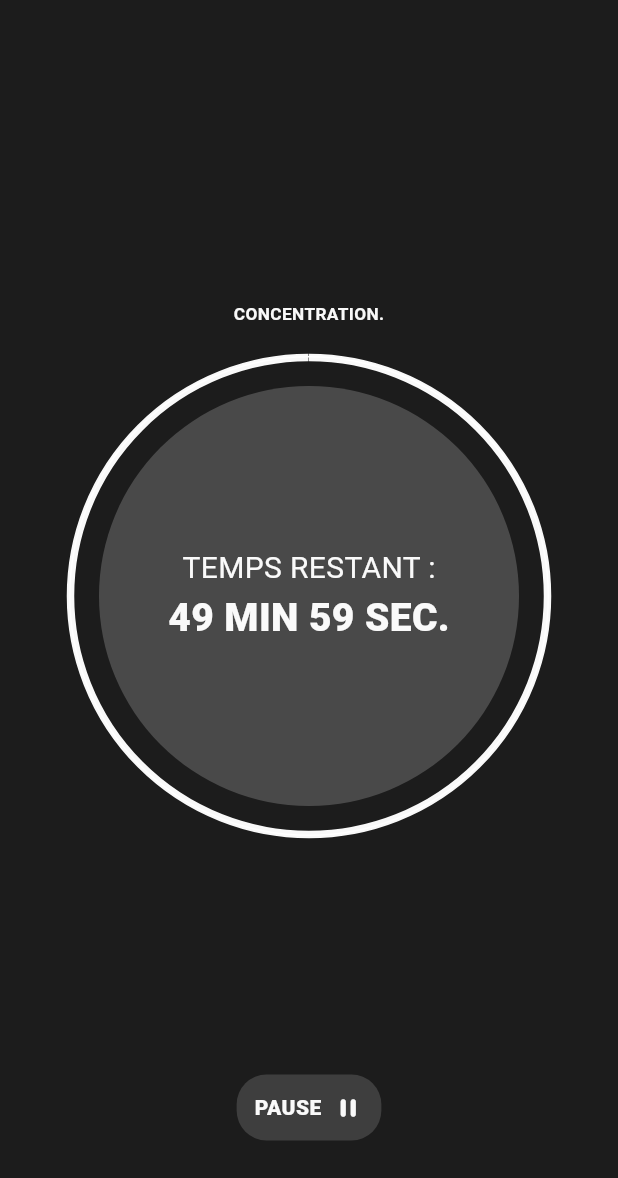
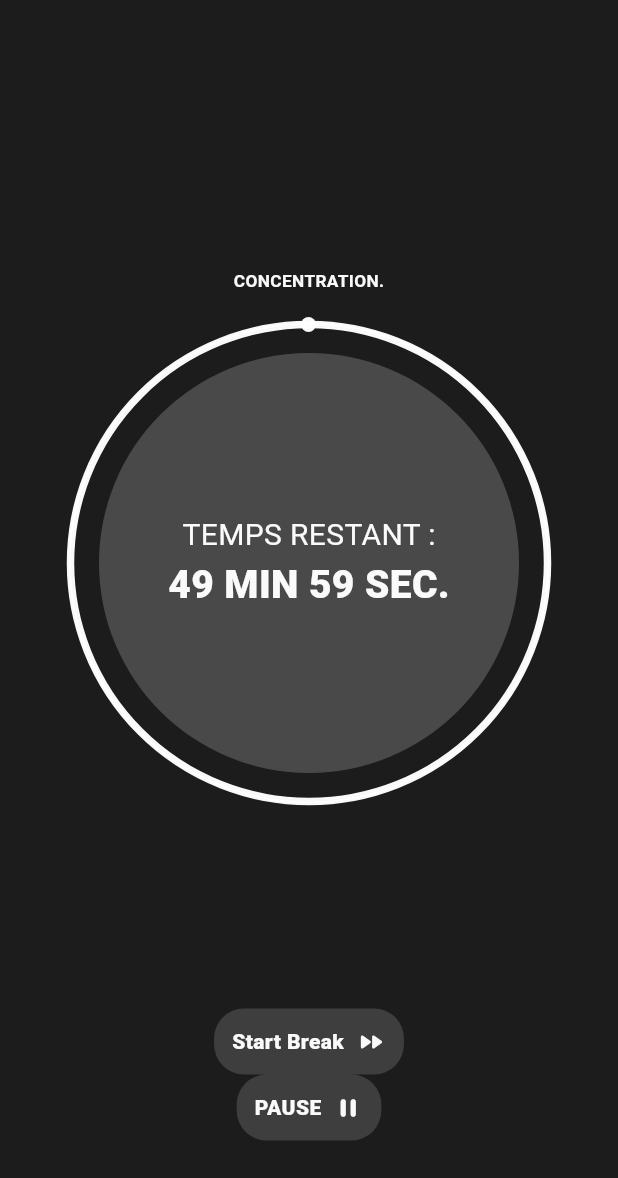
Before and after one commit to odilonv/Owork, a Flutter app: the screen it shows after launch, after a tap on an icon or button, on a phone screen of 412 x 824 dp, the part 58-1236 px from its top. Run offline on Flutter 3.47's test engine with Material 3 defaults, Android fonts, the phone set to English and light mode, and no system bars; our stand-ins replace auto_route, cloud_firestore, email_validator, equatable, firebase_core, floor and 3 more; accounts and stored records are empty.

Commit message:
Refactor widgets to use const constructors, update timer state management, and add multidex support for Android

```diff
--- a/lib/src/presentation/states/timer_state.dart
+++ b/lib/src/presentation/states/timer_state.dart
@@ -6,23 +6,47 @@ class TimerState with ChangeNotifier {
   Timer? _timer;
   int _remainingTime;
   bool _paused;
+  final int _breakingTime;
+  final int _initialWorkingTime;
+  int _totalDuration;
+  bool _isWorking;
 
-  TimerState({required int workingTime})
+  TimerState(
+      {required int workingTime,
+      required int breakingTime,
+      required int totalDuration})
       : _remainingTime = workingTime * 60,
-        _paused = false;
+        _paused = false,
+        _breakingTime = breakingTime * 60,
+        _initialWorkingTime = workingTime * 60,
+        _totalDuration = totalDuration * 60,
+        _isWorking = true;
 
   int get remainingTime => _remainingTime;
   bool get paused => _paused;
 
   void startTimer() {
-    _timer = Timer.periodic(Duration(seconds: 1), (timer) {
-      if (_remainingTime > 0) {
+    _timer = Timer.periodic(const Duration(seconds: 1), (timer) {
+      if (_remainingTime > 0 && _totalDuration > 0) {
         _remainingTime--;
+        decrementTotalDuration();
         notifyListeners();
       } else {
         _timer!.cancel();
+        _isWorking = !_isWorking;
+        _remainingTime = _isWorking ? _initialWorkingTime : _breakingTime;
+        if (_totalDuration > 0) {
+          startTimer();
+        }
       }
     });
+  }
+
+  void activateBreakTime() {
+    _timer?.cancel();
+    _remainingTime = _breakingTime;
+    _isWorking = false;
+    startTimer();
   }
 
   void pauseState() {
@@ -34,4 +58,12 @@ class TimerState with ChangeNotifier {
     }
     notifyListeners();
   }
+
+  void decrementTotalDuration() {
+    if (_totalDuration > 0) {
+      _totalDuration--;
+    } else {
+      _timer?.cancel();
+    }
+  }
 }
--- a/lib/src/presentation/views/work_view.dart
+++ b/lib/src/presentation/views/work_view.dart
@@ -24,7 +24,10 @@ class WorkView extends HookWidget {
 
   @override
   Widget build(BuildContext context) {
-    final timerState = TimerState(workingTime: workingTime);
+    final timerState = TimerState(
+        workingTime: workingTime,
+        breakingTime: breakTime,
+        totalDuration: totalTime);
 
     useEffect(() {
       timerState.startTimer();
@@ -76,6 +79,11 @@ class WorkView extends HookWidget {
                       )),
                   Spacer(),
                   BottomButtonWidget(
+                    bottomButtonText: 'Start Break',
+                    iconButton: Icons.fast_forward_rounded,
+                    onPressed: timerState.activateBreakTime,
+                  ),
+                  BottomButtonWidget(
                     bottomButtonText: timerState.paused
                         ? resume.toUpperCase()
                         : pause.toUpperCase(),
--- a/lib/src/presentation/widgets/demi_fake_timer_widget.dart
+++ b/lib/src/presentation/widgets/demi_fake_timer_widget.dart
@@ -18,7 +18,7 @@ class DemiFakeTimerWidget extends StatelessWidget {
           color: Theme.of(context).primaryColor,
           width: 1.0,
         ),
-        borderRadius: BorderRadius.only(
+        borderRadius: const BorderRadius.only(
           topLeft: Radius.circular(150),
           topRight: Radius.circular(150),
         ),
@@ -27,7 +27,7 @@ class DemiFakeTimerWidget extends StatelessWidget {
         child: Container(
           width: 280.0,
           height: 140.0,
-          decoration: BoxDecoration(
+          decoration: const BoxDecoration(
             color: Color.fromRGBO(255, 255, 255, 0.20),
             borderRadius: BorderRadius.only(
               topLeft: Radius.circular(150),
--- a/lib/src/presentation/widgets/pomodoro_rectangle_widget.dart
+++ b/lib/src/presentation/widgets/pomodoro_rectangle_widget.dart
@@ -27,7 +27,7 @@ class PomodoroRectangleWidget extends StatelessWidget {
       decoration: BoxDecoration(
         border: Border.all(
           color: Theme.of(context).primaryColor,
-          width: 0.3,
+          width: 0.2,
         ),
         borderRadius: BorderRadius.circular(10.0),
       ),
--- a/lib/src/presentation/widgets/swipe_widget .dart
+++ b/lib/src/presentation/widgets/swipe_widget .dart
@@ -19,7 +19,7 @@ class SwipeWidget extends StatelessWidget {
 
   @override
   Widget build(BuildContext context) {
-    return Container(
+    return SizedBox(
       width: double.infinity,
       child: GestureDetector(
         onTap: () {
@@ -30,7 +30,7 @@ class SwipeWidget extends StatelessWidget {
             onSwipe();
           }
         },
-        child: Container(
+        child: SizedBox(
           width: double.infinity,
           child: Column(
             children: <Widget>[
--- a/lib/src/presentation/widgets/textfields/basic_textfield_widget.dart
+++ b/lib/src/presentation/widgets/textfields/basic_textfield_widget.dart
@@ -6,7 +6,7 @@ import '../../../utils/snackBar_custom.dart';
 
 class BasicTextfieldWidget extends StatefulWidget {
   final String? title;
-  BasicTextfieldWidget({Key? key, this.title}) : super(key: key);
+  const BasicTextfieldWidget({Key? key, this.title}) : super(key: key);
 
   @override
   _BasicTextfieldWidgetState createState() => _BasicTextfieldWidgetState();
--- a/lib/src/presentation/widgets/textfields/email_textfield_widget.dart
+++ b/lib/src/presentation/widgets/textfields/email_textfield_widget.dart
@@ -6,7 +6,7 @@ import 'package:project/src/utils/snackBar_custom.dart';
 
 class EmailTextfieldWidget extends StatefulWidget {
   final String? title;
-  EmailTextfieldWidget({Key? key, this.title}) : super(key: key);
+  const EmailTextfieldWidget({Key? key, this.title}) : super(key: key);
 
   @override
   _EmailTextfieldWidgetState createState() => _EmailTextfieldWidgetState();
--- a/lib/src/presentation/widgets/timer_widget.dart
+++ b/lib/src/presentation/widgets/timer_widget.dart
@@ -39,7 +39,7 @@ class TimerWidget extends StatelessWidget {
                 return CustomPaint(
                   painter: TimerCirclePainter(
                       percentage: value, color: Theme.of(context).primaryColor),
-                  child: Container(
+                  child: const SizedBox(
                     width: 320.0,
                     height: 320.0,
                   ),
--- a/lib/src/utils/snackBar_custom.dart
+++ b/lib/src/utils/snackBar_custom.dart
@@ -5,7 +5,7 @@ class SnackBarCustom {
 
   SnackBarCustom({required this.message});
 
-  GlobalKey<ScaffoldMessengerState> _scaffoldMessengerKey =
+  final GlobalKey<ScaffoldMessengerState> _scaffoldMessengerKey =
       GlobalKey<ScaffoldMessengerState>();
 
   SnackBar getSnackBar(BuildContext context) {
@@ -13,9 +13,9 @@ class SnackBarCustom {
       backgroundColor: Theme.of(context).primaryColor,
       content: Text(
         message,
-        style: TextStyle(color: Colors.black, fontWeight: FontWeight.bold),
+        style: const TextStyle(color: Colors.black, fontWeight: FontWeight.bold),
       ),
-      shape: RoundedRectangleBorder(
+      shape: const RoundedRectangleBorder(
         borderRadius: BorderRadius.only(
             topLeft: Radius.circular(10.0), topRight: Radius.circular(10.0)),
       ),
--- a/lib/src/utils/timer_circle_painter_utils.dart
+++ b/lib/src/utils/timer_circle_painter_utils.dart
@@ -8,9 +8,7 @@ class TimerCirclePainter extends CustomPainter {
   static double? maxPercentage;
 
   TimerCirclePainter({required this.percentage, required this.color}) {
-    if (maxPercentage == null) {
-      maxPercentage = percentage;
-    }
+    maxPercentage ??= percentage;
   }
 
   @override
@@ -29,6 +27,16 @@ class TimerCirclePainter extends CustomPainter {
 
     canvas.drawArc(Rect.fromCircle(center: center, radius: radius), startAngle,
         sweepAngle, false, paint);
+
+    const cornerRadius = 5.0;
+
+    final endCorner = Offset(center.dx + radius * cos(startAngle + sweepAngle),
+        center.dy + radius * sin(startAngle + sweepAngle));
+    final fillPaint = Paint()
+      ..style = PaintingStyle.fill
+      ..color = paint.color;
+
+    canvas.drawCircle(endCorner, cornerRadius, fillPaint);
   }
 
   @override
```
Also changed, not shown: lib/src/presentation/widgets/large_button_widget.dart (+5 -5 lines), lib/src/presentation/widgets/textfields/password_textfield_widget.dart (+7 -6 lines), pubspec.lock, 4 other files.
